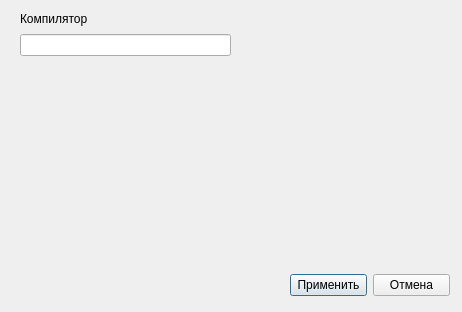
Old version of the form settingmenusendaction.ui in the repository eastpriSs/Knight.
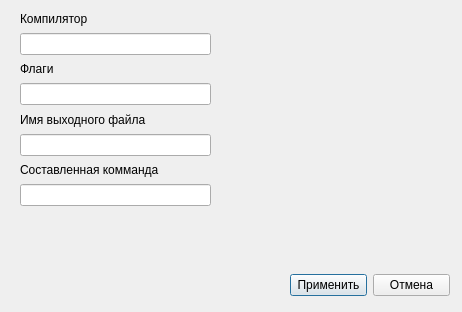
New version of the form.

Commit message: added program output, frontend in setting menu and start working on highlighter

The edit to the form file:
```diff
--- a/settingmenusendaction.ui
+++ b/settingmenusendaction.ui
@@ -44,8 +44,8 @@
     <rect>
      <x>20</x>
      <y>10</y>
-     <width>211</width>
-     <height>46</height>
+     <width>191</width>
+     <height>196</height>
     </rect>
    </property>
    <layout class="QVBoxLayout" name="verticalLayout">
@@ -59,6 +59,36 @@
     <item>
      <widget class="QLineEdit" name="compilerName"/>
     </item>
+    <item>
+     <widget class="QLabel" name="label_2">
+      <property name="text">
+       <string>Флаги</string>
+      </property>
+     </widget>
+    </item>
+    <item>
+     <widget class="QLineEdit" name="flags"/>
+    </item>
+    <item>
+     <widget class="QLabel" name="label_3">
+      <property name="text">
+       <string>Имя выходного файла</string>
+      </property>
+     </widget>
+    </item>
+    <item>
+     <widget class="QLineEdit" name="outputExe"/>
+    </item>
+    <item>
+     <widget class="QLabel" name="label_4">
+      <property name="text">
+       <string>Составленная комманда</string>
+      </property>
+     </widget>
+    </item>
+    <item>
+     <widget class="QLineEdit" name="outputCommand"/>
+    </item>
    </layout>
   </widget>
  </widget>
```
The commit also changes 11 other files.
